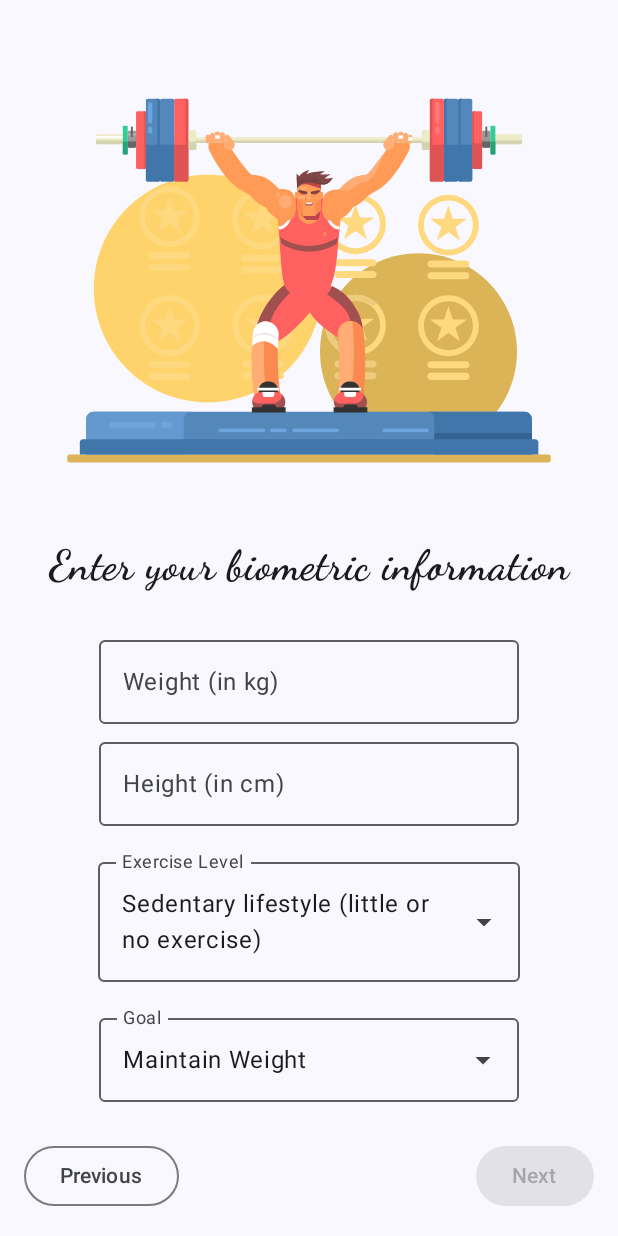
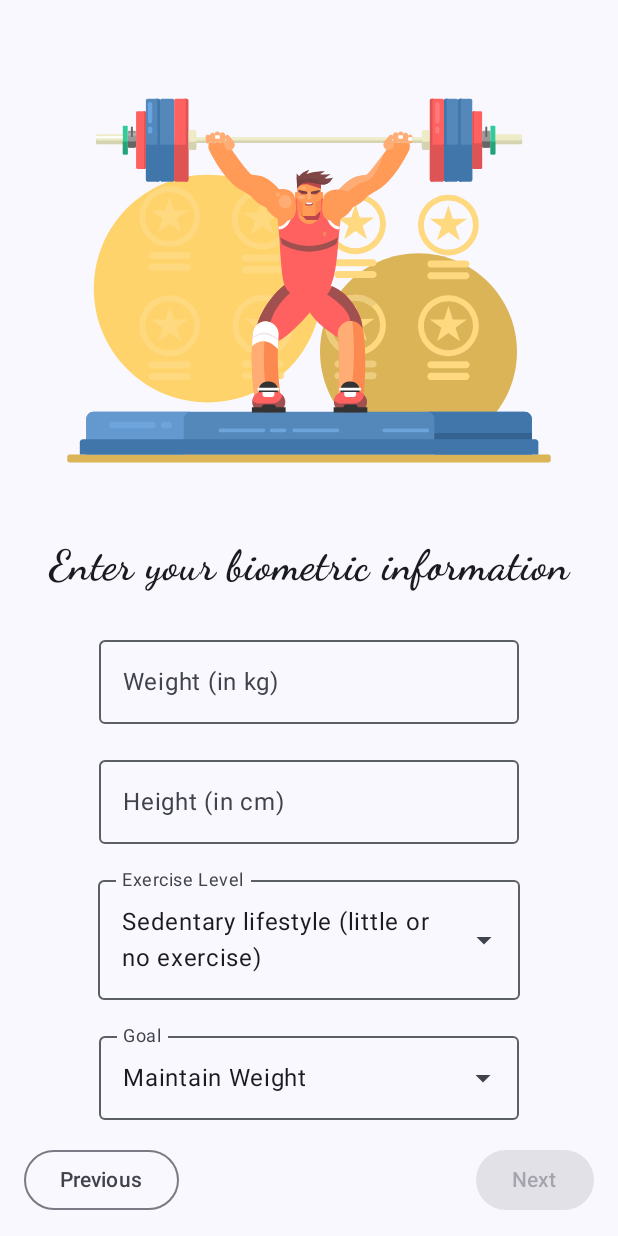
Before and after one commit to sahilydv18/CalorieTracker, an Android app built with Jetpack Compose: the SecondScreen screen opened through its navigation route, on a phone screen of 412 x 824 dp. Run offline under Robolectric (Android 15) with nearby library versions, the light colour scheme and no system bars; our stand-ins replace Dagger/Hilt's generated code.

Commit message:
Updated app UI

```diff
--- a/app/src/main/java/com/example/calorietracker/calculation/NutritionalCalculation.kt
+++ b/app/src/main/java/com/example/calorietracker/calculation/NutritionalCalculation.kt
@@ -12,7 +12,9 @@ object NutritionalCalculation {
         }
         requiredCalorie = when(weightGoal) {
             "Weight Loss" -> requiredCalorie - 500
+            "Mild Weight Loss" -> requiredCalorie - 250
             "Maintain Weight" -> requiredCalorie
+            "Mild Weight Gain" -> requiredCalorie + 250
             else -> requiredCalorie + 500
         }
         return requiredCalorie.roundToInt().toString()
--- a/app/src/main/java/com/example/calorietracker/ui/onboarding/FirstScreen.kt
+++ b/app/src/main/java/com/example/calorietracker/ui/onboarding/FirstScreen.kt
@@ -117,7 +117,7 @@ fun FirstScreen(
                     Text(text = stringResource(id = R.string.age))
                 },
                 singleLine = true,
-                modifier = Modifier.padding(top = 4.dp),
+                modifier = Modifier.padding(top = 16.dp),
                 keyboardOptions = KeyboardOptions(
                     imeAction = ImeAction.Done,
                     keyboardType = KeyboardType.Number
--- a/app/src/main/java/com/example/calorietracker/ui/onboarding/SecondScreen.kt
+++ b/app/src/main/java/com/example/calorietracker/ui/onboarding/SecondScreen.kt
@@ -91,7 +91,7 @@ fun SecondScreen(
 
     // state variable for showing the selected weight goal in the outlined text field
     var selectedGoal by rememberSaveable {
-        mutableStateOf(goalList[1])
+        mutableStateOf(goalList[2])
     }
 
     Column(
@@ -147,7 +147,7 @@ fun SecondScreen(
                     imeAction = ImeAction.Done,
                     keyboardType = KeyboardType.Number
                 ),
-                modifier = Modifier.padding(top = 4.dp)
+                modifier = Modifier.padding(top = 16.dp)
             )
         }
 
--- a/app/src/main/java/com/example/calorietracker/ui/onboarding/ThirdScreen.kt
+++ b/app/src/main/java/com/example/calorietracker/ui/onboarding/ThirdScreen.kt
@@ -228,7 +228,7 @@ fun ThirdScreen(
                     imeAction = ImeAction.Next,
                     keyboardType = KeyboardType.Number
                 ),
-                modifier = Modifier.padding(top = 4.dp)
+                modifier = Modifier.padding(top = 16.dp)
             )
 
             // carbs text field
@@ -245,7 +245,7 @@ fun ThirdScreen(
                     imeAction = ImeAction.Next,
                     keyboardType = KeyboardType.Number
                 ),
-                modifier = Modifier.padding(top = 4.dp)
+                modifier = Modifier.padding(top = 16.dp)
             )
 
             // fat text field
@@ -262,7 +262,7 @@ fun ThirdScreen(
                     imeAction = ImeAction.Done,
                     keyboardType = KeyboardType.Number
                 ),
-                modifier = Modifier.padding(top = 4.dp)
+                modifier = Modifier.padding(top = 16.dp)
             )
         }
 
--- a/app/src/main/res/values/strings.xml
+++ b/app/src/main/res/values/strings.xml
@@ -25,7 +25,9 @@
     <string name="goal">"Goal"</string>
     <string-array name="weight_goal_list">
         <item>Weight Loss</item>
+        <item>Mild Weight Loss</item>
         <item>Maintain Weight</item>
+        <item>Mild Weight Gain</item>
         <item>Weight Gain</item>
     </string-array>
     <string name="third_screen_text">Let\'s set your nutritional goals!</string>
```
